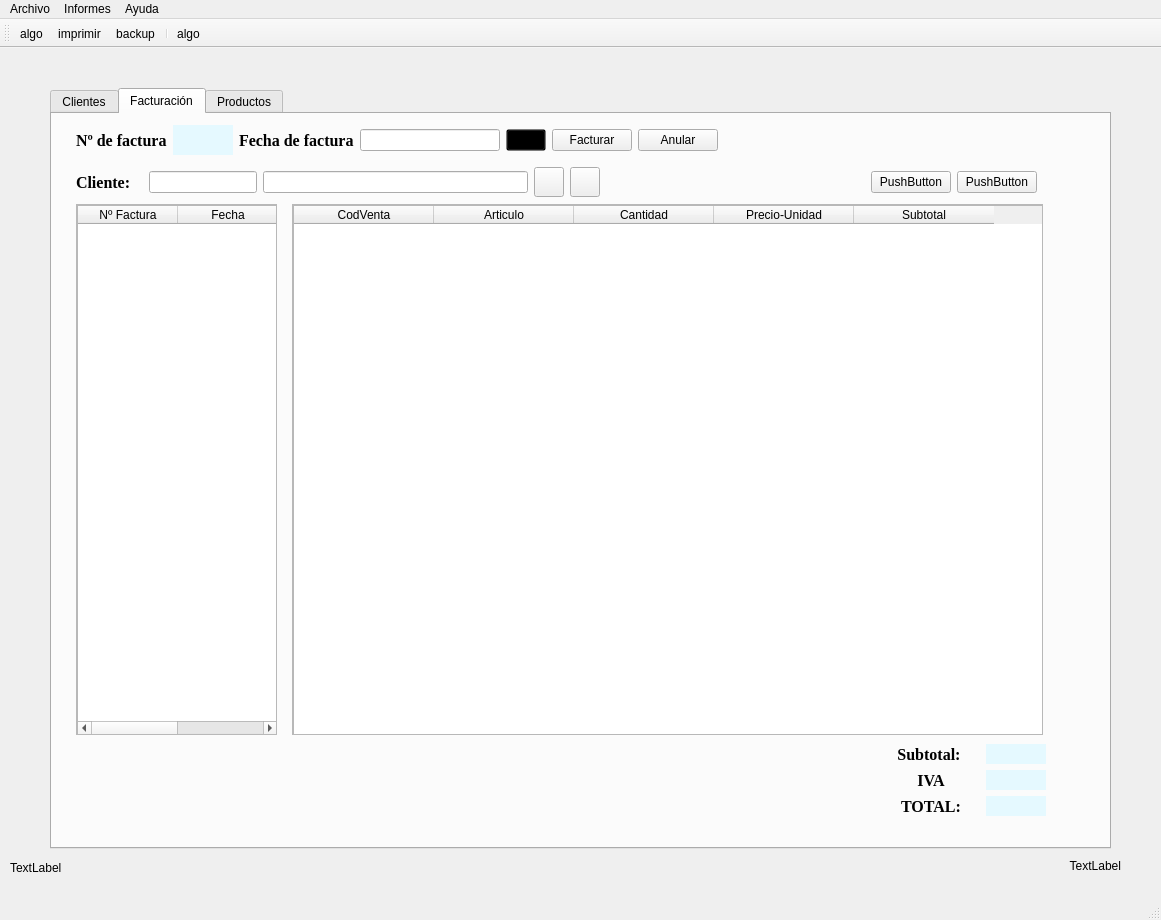
This is Ventana.ui in roxep5/PrimerProyectoPython as Qt 5 draws it before an edit. The edited form follows.
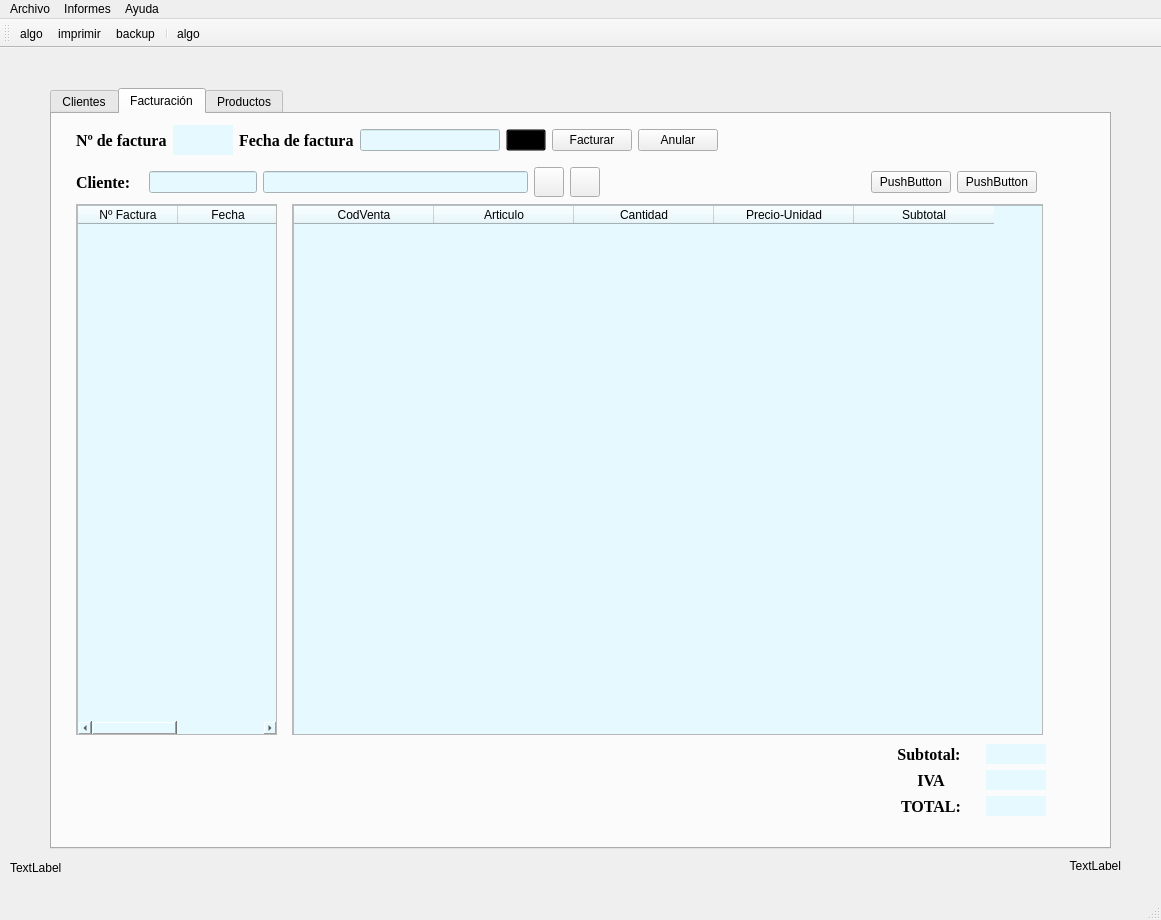
This is the edited form. Icons and pictures are not drawn.

```diff
--- a/Ventana.ui
+++ b/Ventana.ui
@@ -867,6 +867,9 @@
           <height>531</height>
          </rect>
         </property>
+        <property name="styleSheet">
+         <string notr="true">background-color: rgb(229, 249, 255)</string>
+        </property>
         <column>
          <property name="text">
           <string>Nº Factura</string>
@@ -910,6 +913,9 @@
           <height>531</height>
          </rect>
         </property>
+        <property name="styleSheet">
+         <string notr="true">background-color: rgb(229, 249, 255)</string>
+        </property>
         <attribute name="horizontalHeaderDefaultSectionSize">
          <number>140</number>
         </attribute>
@@ -1139,7 +1145,7 @@
        </item>
       </layout>
      </widget>
-     <widget class="QWidget" name="">
+     <widget class="QWidget" name="layoutWidget">
       <property name="geometry">
        <rect>
         <x>24</x>
@@ -1208,7 +1214,10 @@
         </widget>
        </item>
        <item>
-        <widget class="QLineEdit" name="lineEdit">
+        <widget class="QLineEdit" name="editFactura">
+         <property name="styleSheet">
+          <string notr="true">background-color: rgb(229, 249, 255)</string>
+         </property>
          <property name="alignment">
           <set>Qt::AlignCenter</set>
          </property>
@@ -1253,7 +1262,7 @@
        </item>
       </layout>
      </widget>
-     <widget class="QWidget" name="">
+     <widget class="QWidget" name="layoutWidget">
       <property name="geometry">
        <rect>
         <x>24</x>
@@ -1310,10 +1319,17 @@
            <height>16777215</height>
           </size>
          </property>
+         <property name="styleSheet">
+          <string notr="true">background-color: rgb(229, 249, 255)</string>
+         </property>
         </widget>
        </item>
        <item>
-        <widget class="QLineEdit" name="lineEdit_3"/>
+        <widget class="QLineEdit" name="editNombreF">
+         <property name="styleSheet">
+          <string notr="true">background-color: rgb(229, 249, 255)</string>
+         </property>
+        </widget>
        </item>
        <item>
         <widget class="QPushButton" name="btnBuscar_2">
```
Left out of the diff: 6 changed lines with no effect on the pictures.
